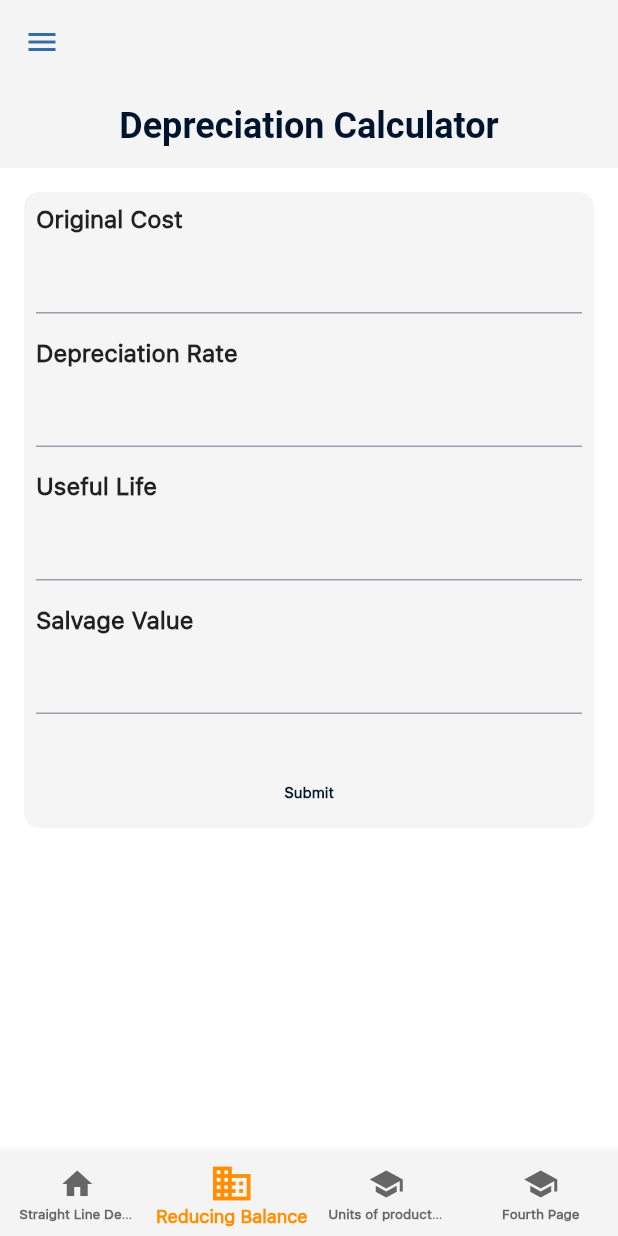
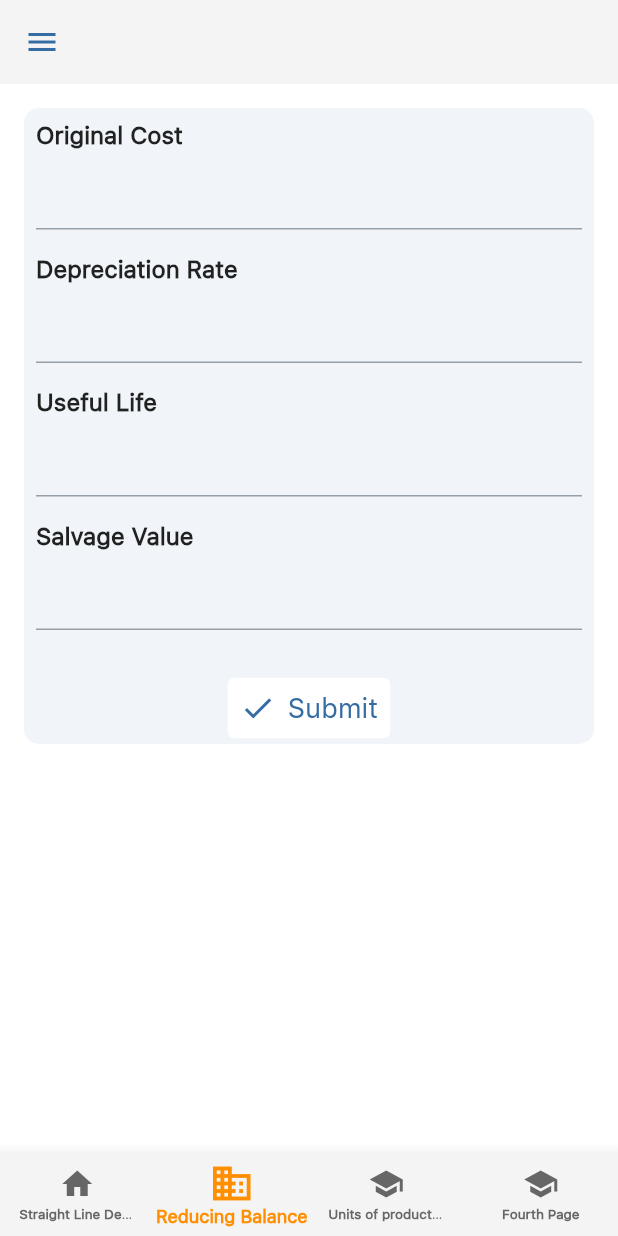
Before and after one commit to Ramezramo/accountingapp, a Flutter app: the screen it shows after launch, item 2 of the bottom bar chosen, after a tap on "Submit", on a phone screen of 412 x 824 dp. Run offline on Flutter 3.47's test engine with Material 3 defaults, Android fonts, the phone set to English and light mode, and no system bars; our stand-ins replace fl_chart, flutter_local_notifications, flutter_riverpod, percent_indicator, permission_handler, shared_preferences and 1 more; missing offline and left inert: circular_menu, workmanager; accounts and stored records are empty.

Commit message:
THE COLOR EDITED

```diff
--- /dev/null
+++ b/devtools_options.yaml
@@ -0,0 +1 @@
+extensions:
--- /dev/null
+++ b/lib/custom_widgets/button_widget.dart
@@ -0,0 +1,35 @@
+import 'package:flutter/material.dart';
+
+class ButtonWidget extends StatelessWidget {
+  const ButtonWidget({
+    super.key,
+    required this.text,
+    required this.onPressed,
+    required this.icon,
+  });
+
+  final Function()? onPressed;
+  final String text;
+  final IconData? icon;
+
+  @override
+  Widget build(BuildContext context) {
+    return TextButton.icon(
+      icon: Icon(
+        icon,
+        color: Theme.of(context).colorScheme.secondary,
+      ),
+      onPressed: onPressed,
+      label: Text(
+        text,
+        style: Theme.of(context)
+            .textTheme
+            .titleSmall!
+            .apply(color: Theme.of(context).colorScheme.secondary),
+      ),
+      style: TextButton.styleFrom(
+        backgroundColor: Colors.white,
+      ),
+    );
+  }
+}
--- a/lib/pages/last_views/dephomepage/depreciationcalculater.dart
+++ b/lib/pages/last_views/dephomepage/depreciationcalculater.dart
@@ -31,9 +31,9 @@ class _DepreciationCalculatorState extends State<DepreciationCalculator> {
   @override
   Widget build(BuildContext context) {
     return Scaffold(
-      appBar: AppBar(
-        title: const Text('Depreciation Calculator'),
-      ),
+      // appBar: AppBar(
+      //   title: const Text('Depreciation Calculator'),
+      // ),
       body: _widgetOptions.elementAt(_selectedIndex),
       bottomNavigationBar: BottomNavigationBar(
         type: BottomNavigationBarType.fixed, // Set type to fixed
--- a/lib/pages/last_views/dephomepage/reducingbalancedp/ReducingBalanceDepreciation.dart
+++ b/lib/pages/last_views/dephomepage/reducingbalancedp/ReducingBalanceDepreciation.dart
@@ -1,6 +1,7 @@
 // import 'package:accountingapp/views/depreciation/straitLineDepObject.dart';
 // import 'package:accountingapp/views/straitlinedepreciation/straitLineDepObject.dart';
 // import 'package:accountingapp/views/dephomepage/reducingbalancedp/reducingBalanceDepObject.dart';
+import 'package:accounting_app_last/custom_widgets/button_widget.dart';
 import 'package:flutter/material.dart';
 import 'package:accounting_app_last/pages/last_views/dephomepage/reducingbalancedp/reducingBalanceDepObject.dart';
 
@@ -46,7 +47,9 @@ class _reducingBalanceState extends State<reducingBalance> {
             // border: Border.all(),
             borderRadius:
                 BorderRadius.circular(10), // Optional: Adds rounded corners
-            color: Colors.grey[100], // Optional: Sets background color
+            color:  Theme.of(context)
+                .colorScheme
+                .tertiary, // Optional: Sets background color
           ),
           child: Column(
             mainAxisAlignment: MainAxisAlignment.center,
@@ -75,15 +78,9 @@ class _reducingBalanceState extends State<reducingBalance> {
               const SizedBox(
                   height: 20), // Add spacing between text bars and labels
               // MonthPickerButton(),
-
-              TextButton(
+              ButtonWidget(
+                icon: Icons.done,
                 onPressed: () {
-                  // final DatabaseHelper dbHelper = DatabaseHelper();
-
-                  // dbHelper.updateSettingsValueKey("pic-quality-after-comp",originalCostController.text);
-                  // // Add your button functionality here
-                  // dbHelper.logAllSettingsStoredInDB();
-
                   CalculatereducingBalanceDep depCalcClass =
                       CalculatereducingBalanceDep(
                           withSelvage: isWithSelvage,
@@ -93,10 +90,10 @@ class _reducingBalanceState extends State<reducingBalance> {
                           depreciationRatester: depreciationRate.text);
 
                   print(depCalcClass.divideTheDepOverTheUsefulLife());
-                  // calculator(originalCostController, salvageValueController, usefulLifeController);
                 },
-                child: const Text('Submit'),
+                text: "Submit",
               ),
+
             ],
           ),
         ),
--- a/lib/pages/last_views/dephomepage/straitlinedepreciation/StraightLineDepreciation.dart
+++ b/lib/pages/last_views/dephomepage/straitlinedepreciation/StraightLineDepreciation.dart
@@ -1,6 +1,9 @@
 // import 'package:accountingapp/views/depreciation/straitLineDepObject.dart';
 // import 'package:accountingapp/views/straitlinedepreciation/straitLineDepObject.dart';
 // import 'package:accountingapp/views/dephomepage/straitlinedepreciation/straitLineDepObject.dart';
+import 'package:accounting_app_last/constants/style.dart';
+import 'package:accounting_app_last/custom_widgets/button_widget.dart';
+import 'package:accounting_app_last/pages/planning_page/manage_budget_page.dart';
 import 'package:flutter/material.dart';
 import 'package:accounting_app_last/pages/last_views/dephomepage/straitlinedepreciation/straitLineDepObject.dart';
 
@@ -38,7 +41,9 @@ class StriaghtLineDep extends StatelessWidget {
             // border: Border.all(),
             borderRadius:
                 BorderRadius.circular(10), // Optional: Adds rounded corners
-            color: Colors.grey[100], // Optional: Sets background color
+            color: Theme.of(context)
+                .colorScheme
+                .tertiary, // Optional: Sets background color
           ),
           child: Column(
             mainAxisAlignment: MainAxisAlignment.center,
@@ -55,25 +60,46 @@ class StriaghtLineDep extends StatelessWidget {
               const SizedBox(
                   height: 20), // Add spacing between text bars and labels
               // MonthPickerButton(),
-
-              ElevatedButton(
+              ButtonWidget(
+                icon: Icons.done,
                 onPressed: () {
-                  // final DatabaseHelper dbHelper = DatabaseHelper();
-
-                  // dbHelper.updateSettingsValueKey("pic-quality-after-comp",originalCostController.text);
-                  // // Add your button functionality here
-                  // dbHelper.logAllSettingsStoredInDB();
-
                   CalculateStraitLineDep depCalcClass = CalculateStraitLineDep(
                       originalCostStr: originalCostController.text,
                       salvageValueStr: salvageValueController.text,
                       usefulLifeStr: usefulLifeController.text);
 
                   print(depCalcClass.divideTheDepOverTheUsefulLife());
-                  // calculator(originalCostController, salvageValueController, usefulLifeController);
                 },
-                child: const Text('Submit'),
+                text: "Submit",
               ),
+              // Container(
+              //   color: Colors.white,
+              //   child: TextButton(
+
+              //     onPressed: () {
+              //       // final DatabaseHelper dbHelper = DatabaseHelper();
+
+              //       // dbHelper.updateSettingsValueKey("pic-quality-after-comp",originalCostController.text);
+              //       // // Add your button functionality here
+              //       // dbHelper.logAllSettingsStoredInDB();
+
+              //       // calculator(originalCostController, salvageValueController, usefulLifeController);
+              //     },
+              //     child:  Text(
+              //                   'Submit',
+              //                   style: Theme.of(context)
+              //                       .textTheme
+              //                       .titleSmall!
+              //                       .apply(
+              //                           color: Theme.of(context)
+              //                               .colorScheme
+              //                               .secondary),
+              //                 ) ,
+              //   ),
+              // ),
+              const SizedBox(
+                height: 5,
+              )
             ],
           ),
         ),
--- a/lib/pages/planning_page/planning_page.dart
+++ b/lib/pages/planning_page/planning_page.dart
@@ -27,7 +27,7 @@ class _PlanningPageState extends State<PlanningPage> {
   Widget build(BuildContext context) {
     return Container(
         key: _key,
-        color: Colors.white,
+        color: Colors.grey,
         padding: const EdgeInsetsDirectional.symmetric(horizontal: 10),
         child: ListView(
             children: [
```
